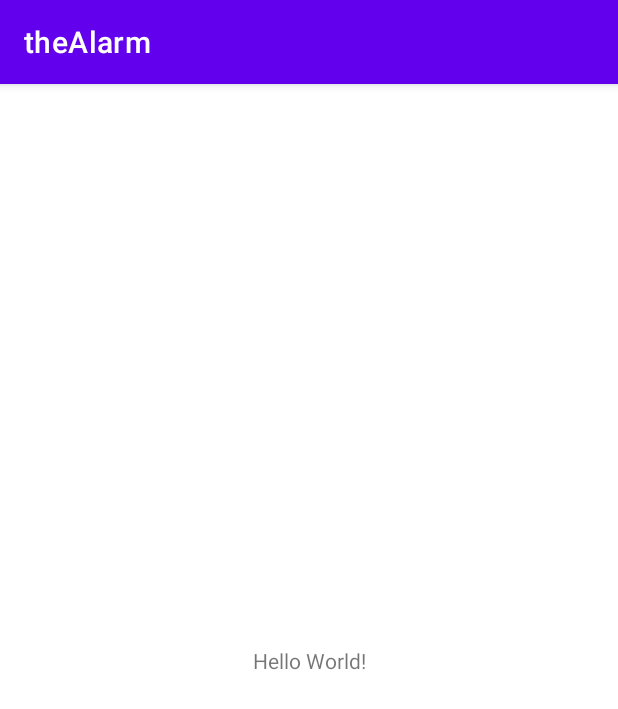
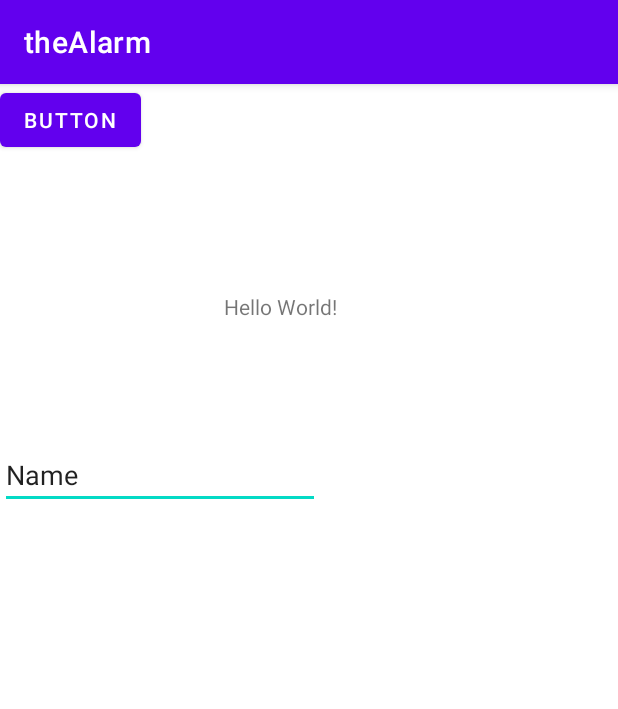
Before and after one commit to RainbowCockroach/TheAlarm, an Android app: the screen it shows after launch (MainActivity before the commit, MainActivity1 after it), on a phone screen of 412 x 824 dp. Shown: the top 709 px of the screen. Run offline under Robolectric (Android 15) with nearby library versions, the phone set to English and light mode, and no system bars.

Commit message:
tách chuyển text thành âm thanh có activitimain

```diff
--- a/app/build.gradle
+++ b/app/build.gradle
@@ -1,7 +1,6 @@
 plugins {
     id 'com.android.application'
 }
-
 android {
     compileSdk 32
 
--- a/app/src/main/AndroidManifest.xml
+++ b/app/src/main/AndroidManifest.xml
@@ -10,7 +10,7 @@
         android:supportsRtl="true"
         android:theme="@style/Theme.TheAlarm">
         <activity
-            android:name=".MainActivity"
+            android:name=".MainActivity1"
             android:exported="true">
             <intent-filter>
                 <action android:name="android.intent.action.MAIN" />
--- a/app/src/main/java/com/example/thealarm/MainActivity.java
+++ /dev/null
@@ -1,14 +0,0 @@
-package com.example.thealarm;
-
-import androidx.appcompat.app.AppCompatActivity;
-
-import android.os.Bundle;
-
-public class MainActivity extends AppCompatActivity {
-
-    @Override
-    protected void onCreate(Bundle savedInstanceState) {
-        super.onCreate(savedInstanceState);
-        setContentView(R.layout.activity_main);
-    }
-}
--- a/app/src/main/java/com/example/thealarm/ToSpeech.java
+++ b/app/src/main/java/com/example/thealarm/MainActivity1.java
@@ -1,30 +1,27 @@
-package com.example.testtexttospeech;
+package com.example.thealarm;
 
 import androidx.appcompat.app.AppCompatActivity;
-import androidx.core.app.NotificationCompat;
 
-import android.content.Context;
-import android.content.Intent;
 import android.os.Bundle;
 import android.speech.tts.TextToSpeech;
 import android.view.View;
 import android.widget.Button;
 import android.widget.EditText;
-import android.widget.TextView;
 
 import java.util.Locale;
 
-public class ToSpeech  {
+public class MainActivity1 extends AppCompatActivity {
+
     EditText text;
     Button btnConvert;
     TextToSpeech toSpeech;
 
     @Override
-    protected void onCreate(Bundle savedInstanceState, Context van, String text) {
+    protected void onCreate(Bundle savedInstanceState) {
         super.onCreate(savedInstanceState);
         setContentView(R.layout.activity_main);
         text = findViewById((R.id.editText));
-        btnConvert = findViewById((R.id.btnConvert));
+        btnConvert = findViewById((R.id.button));
 
 
         btnConvert.setOnClickListener(new View.OnClickListener() {
@@ -36,7 +33,7 @@ public class ToSpeech  {
 //                view1.setText(noidung1);
 //                test();
                 String noidung = text.getText().toString();
-                toSpeech = new TextToSpeech(van, new TextToSpeech.OnInitListener() {
+                toSpeech = new TextToSpeech(MainActivity1.this, new TextToSpeech.OnInitListener() {
                     @Override
                     public void onInit(int i) {
                         if(i != TextToSpeech.ERROR){
@@ -51,5 +48,4 @@ public class ToSpeech  {
             }
         });
     }
-
 }
--- a/app/src/main/res/layout/activity_main.xml
+++ b/app/src/main/res/layout/activity_main.xml
@@ -4,15 +4,37 @@
     xmlns:tools="http://schemas.android.com/tools"
     android:layout_width="match_parent"
     android:layout_height="match_parent"
-    tools:context=".MainActivity">
+    tools:context=".MainActivity1">
 
     <TextView
+        android:id="@+id/textView"
         android:layout_width="wrap_content"
         android:layout_height="wrap_content"
         android:text="Hello World!"
         app:layout_constraintBottom_toBottomOf="parent"
+        app:layout_constraintHorizontal_bias="0.443"
         app:layout_constraintLeft_toLeftOf="parent"
         app:layout_constraintRight_toRightOf="parent"
-        app:layout_constraintTop_toTopOf="parent" />
+        app:layout_constraintTop_toTopOf="parent"
+        app:layout_constraintVertical_bias="0.185" />
+
+    <EditText
+        android:id="@+id/editText"
+        android:layout_width="wrap_content"
+        android:layout_height="wrap_content"
+        android:layout_marginTop="80dp"
+        android:ems="10"
+        android:inputType="textPersonName"
+        android:text="Name"
+        app:layout_constraintTop_toBottomOf="@+id/textView"
+        tools:layout_editor_absoluteX="100dp" />
+
+    <Button
+        android:id="@+id/button"
+        android:layout_width="wrap_content"
+        android:layout_height="wrap_content"
+        android:text="Button"
+        tools:layout_editor_absoluteX="158dp"
+        tools:layout_editor_absoluteY="341dp" />
 
 </androidx.constraintlayout.widget.ConstraintLayout>
```
